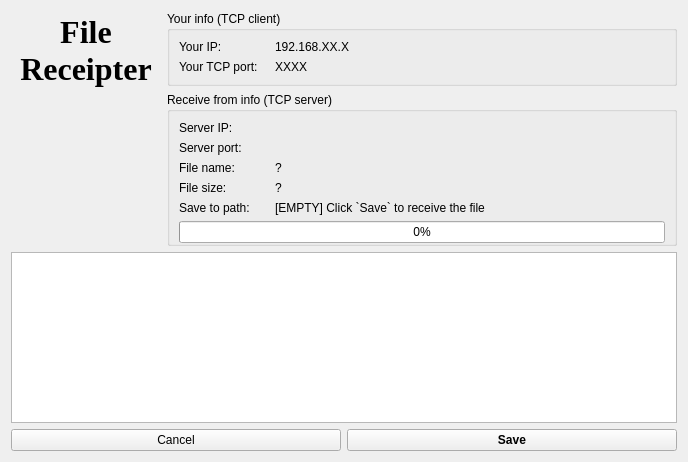
NekoSilverFox/PolyChat, file PolyChatApp/tcpclient.ui: the form before one commit.
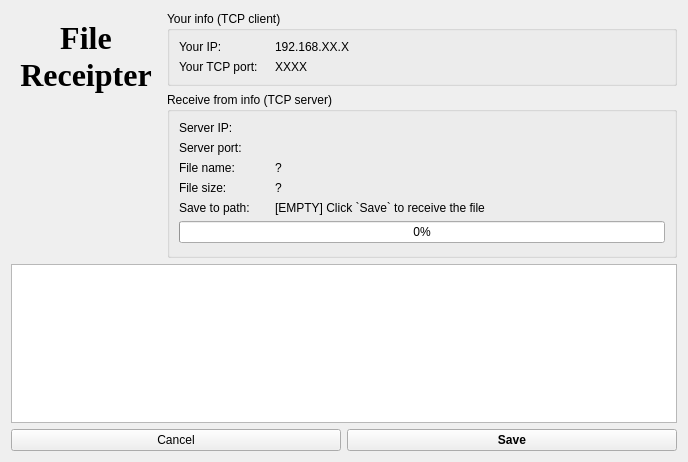
The form after the commit. Icons and pictures are not drawn.

Commit message: Fix a bug that causes the app to crash when the TCP file sender closes the window when the file is not sent

Patch:
```diff
--- a/PolyChatApp/tcpclient.ui
+++ b/PolyChatApp/tcpclient.ui
@@ -162,7 +162,7 @@
            </property>
            <layout class="QGridLayout" name="gridLayout_2">
             <property name="bottomMargin">
-             <number>0</number>
+             <number>12</number>
             </property>
             <item row="3" column="1">
              <widget class="QLabel" name="lbFileSize">
```
The commit also changes 3 other files.
